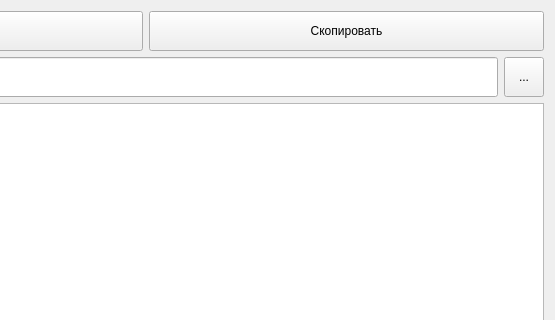
First picture: the form in interface/medicine/medicineDrugListForm.ui, repository strizh78/MApp, before the edit; both pictures show x 263 to 818 and y 0 to 320 of the 818 by 623 pixel window.
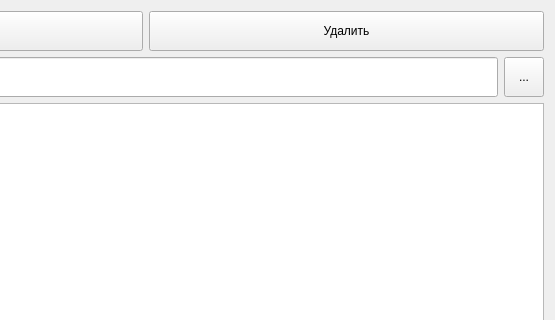
Second picture: the form after the edit. Icons and pictures are not drawn.

Commit message: Connenct form to new forms, configured the operation of all form elements

The edit to the form file:
```diff
--- a/interface/medicine/medicineDrugListForm.ui
+++ b/interface/medicine/medicineDrugListForm.ui
@@ -58,7 +58,7 @@
           </size>
          </property>
          <property name="text">
-          <string>Скопировать</string>
+          <string>Удалить</string>
          </property>
         </widget>
        </item>
```
Left out of the diff: 25 changed lines with no effect on the pictures. The commit also changes 5 other files.
